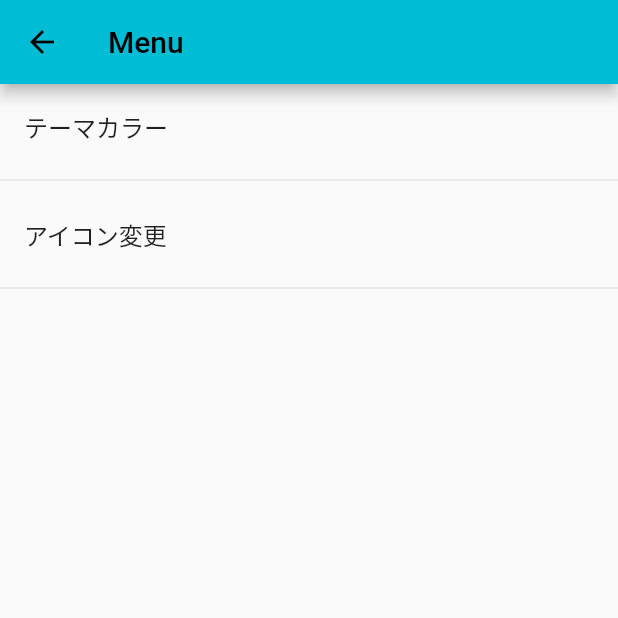
After one commit to Keisuke2162/todo_list_app, a Flutter app: the SettingMenuView screen opened directly, on a phone screen of 412 x 824 dp, the top half of it. The commit adds this screen. Run offline on Flutter 3.47's test engine with Material 2 defaults, Android fonts, the phone set to English and light mode, and no system bars; our stand-ins replace cloud_firestore, firebase_auth, firebase_core; missing offline and left inert: admob_flutter; accounts and stored records are empty; network calls fail; Roboto replaces fonts that are missing (OpenSansCondensed).

Commit message:
設定メニュー画面作成

```diff
--- a/lib/user_data.dart
+++ b/lib/user_data.dart
@@ -1,7 +1,6 @@
 import 'package:flutter/material.dart';
 
 class AppSettings extends ChangeNotifier {
-  AppSettings();
 
   // 設定データ
 
@@ -12,3 +11,16 @@ class AppSettings extends ChangeNotifier {
 
   // フォント
 }
+
+class TestData {
+
+}
+
+class MenuData {
+  String title;
+  // Widget page;
+
+  MenuData(this.title);
+}
+
+List<MenuData> menuList = [MenuData('テーマカラー'), MenuData('アイコン変更')];
--- a/lib/child_task_view.dart
+++ b/lib/view/child_task_view.dart
@@ -1,5 +1,5 @@
 import 'package:admob_flutter/admob_flutter.dart';
-import 'package:check_list_app/child_task_service.dart';
+import 'package:check_list_app/service/child_task_service.dart';
 import 'package:check_list_app/service/admob.dart';
 import 'package:check_list_app/user_data.dart';
 import 'package:flutter/material.dart';
--- /dev/null
+++ b/lib/view/setting_menu_view.dart
@@ -0,0 +1,35 @@
+import 'package:flutter/material.dart';
+import 'package:check_list_app/user_data.dart';
+
+class SettingMenuView extends StatelessWidget {
+
+  @override
+  Widget build(BuildContext context) {
+
+    return Scaffold(
+      appBar: AppBar(
+        title: Text("Menu"),
+      ),
+
+      body: SafeArea(
+        child: ListView.builder(
+          itemExtent: 72.0,
+          itemCount: menuList.length,
+          itemBuilder: (BuildContext context, int index) {
+            return Column(
+              children: [
+                ListTile(
+                  title: Text(menuList[index].title),
+                  onTap: () => {
+
+                  },
+                ),
+                Divider(),
+              ],
+            );
+          },
+        ),
+      ),
+    );
+  }
+}
--- a/lib/sign_process.dart
+++ b/lib/view/sign_process.dart
@@ -1,7 +1,7 @@
-import 'package:check_list_app/parent_task_view.dart';
+import 'package:check_list_app/view/parent_task_view.dart';
 import 'package:flutter/material.dart';
 import 'package:provider/provider.dart';
-import 'package:check_list_app/auth_service.dart';
+import 'package:check_list_app/service/auth_service.dart';
 
 class SignProcess extends StatelessWidget {
   @override
```
Also changed, not shown: lib/main.dart (+4 -4 lines), lib/view/parent_task_view.dart (renamed from lib/parent_task_view.dart, +18 -3 lines), lib/service/auth_service.dart (renamed from lib/auth_service.dart), lib/service/child_task_service.dart (renamed from lib/child_task_service.dart), lib/service/parent_task_service.dart (renamed from lib/parent_task_service.dart), lib/view/thema_color_page.dart (added).
